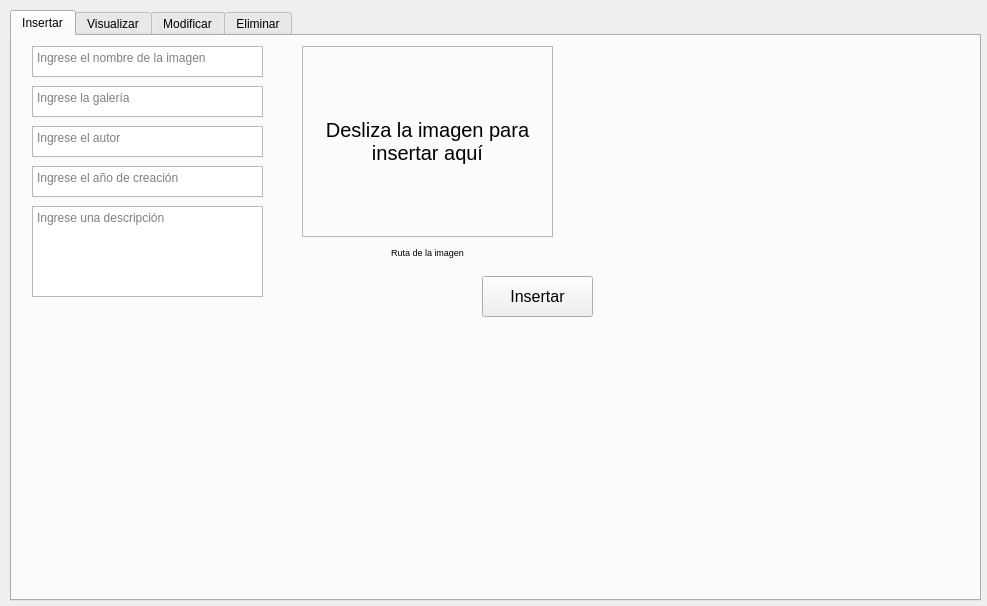
Above: MyInvencibleLibrary/mainwindow.ui from Cvaztian/MyInvicibleLibrary before the change. Below: the same form after it.
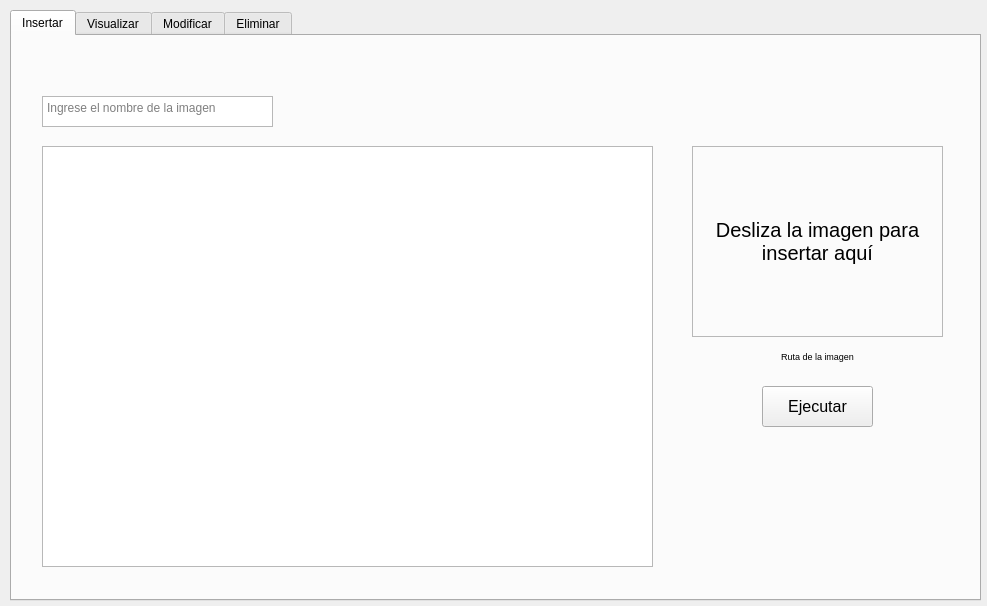
That is the form after the change. The open tabs and pages were chosen to show the change.

Commit message: Cambios menores de interfaz

What changed in the file:
```diff
--- a/MyInvencibleLibrary/mainwindow.ui
+++ b/MyInvencibleLibrary/mainwindow.ui
@@ -33,8 +33,8 @@
      <widget class="QPlainTextEdit" name="insertar_nombre">
       <property name="geometry">
        <rect>
-        <x>20</x>
-        <y>10</y>
+        <x>30</x>
+        <y>60</y>
         <width>231</width>
         <height>31</height>
        </rect>
@@ -43,50 +43,11 @@
        <string>Ingrese el nombre de la imagen</string>
       </property>
      </widget>
-     <widget class="QPlainTextEdit" name="insertar_autor">
-      <property name="geometry">
-       <rect>
-        <x>20</x>
-        <y>90</y>
-        <width>231</width>
-        <height>31</height>
-       </rect>
-      </property>
-      <property name="placeholderText">
-       <string>Ingrese el autor</string>
-      </property>
-     </widget>
-     <widget class="QPlainTextEdit" name="insertar_ano">
-      <property name="geometry">
-       <rect>
-        <x>20</x>
-        <y>130</y>
-        <width>231</width>
-        <height>31</height>
-       </rect>
-      </property>
-      <property name="placeholderText">
-       <string>Ingrese el año de creación</string>
-      </property>
-     </widget>
-     <widget class="QPlainTextEdit" name="insertar_descripcion">
-      <property name="geometry">
-       <rect>
-        <x>20</x>
-        <y>170</y>
-        <width>231</width>
-        <height>91</height>
-       </rect>
-      </property>
-      <property name="placeholderText">
-       <string>Ingrese una descripción</string>
-      </property>
-     </widget>
      <widget class="QLabel" name="insertar_imagen">
       <property name="geometry">
        <rect>
-        <x>290</x>
-        <y>10</y>
+        <x>680</x>
+        <y>110</y>
         <width>251</width>
         <height>191</height>
        </rect>
@@ -121,8 +82,8 @@
      <widget class="QPushButton" name="insertar_boton">
       <property name="geometry">
        <rect>
-        <x>470</x>
-        <y>240</y>
+        <x>750</x>
+        <y>350</y>
         <width>111</width>
         <height>41</height>
        </rect>
@@ -133,14 +94,14 @@
        </font>
       </property>
       <property name="text">
-       <string>Insertar</string>
+       <string>Ejecutar</string>
       </property>
      </widget>
      <widget class="QLabel" name="insertar_ruta">
       <property name="geometry">
        <rect>
-        <x>290</x>
-        <y>206</y>
+        <x>680</x>
+        <y>310</y>
         <width>251</width>
         <height>21</height>
        </rect>
@@ -160,17 +121,26 @@
        <bool>true</bool>
       </property>
      </widget>
-     <widget class="QPlainTextEdit" name="insertar_galeria">
+     <widget class="QTableWidget" name="tableWidget_2">
+      <property name="enabled">
+       <bool>true</bool>
+      </property>
       <property name="geometry">
        <rect>
-        <x>20</x>
-        <y>50</y>
-        <width>231</width>
-        <height>31</height>
+        <x>30</x>
+        <y>110</y>
+        <width>611</width>
+        <height>421</height>
        </rect>
       </property>
-      <property name="placeholderText">
-       <string>Ingrese la galería</string>
+      <property name="autoFillBackground">
+       <bool>false</bool>
+      </property>
+      <property name="showGrid">
+       <bool>true</bool>
+      </property>
+      <property name="columnCount">
+       <number>0</number>
       </property>
      </widget>
     </widget>
```
Left out of the diff: 17 changed lines with no effect on the pictures. The commit also changes 1 other file.
